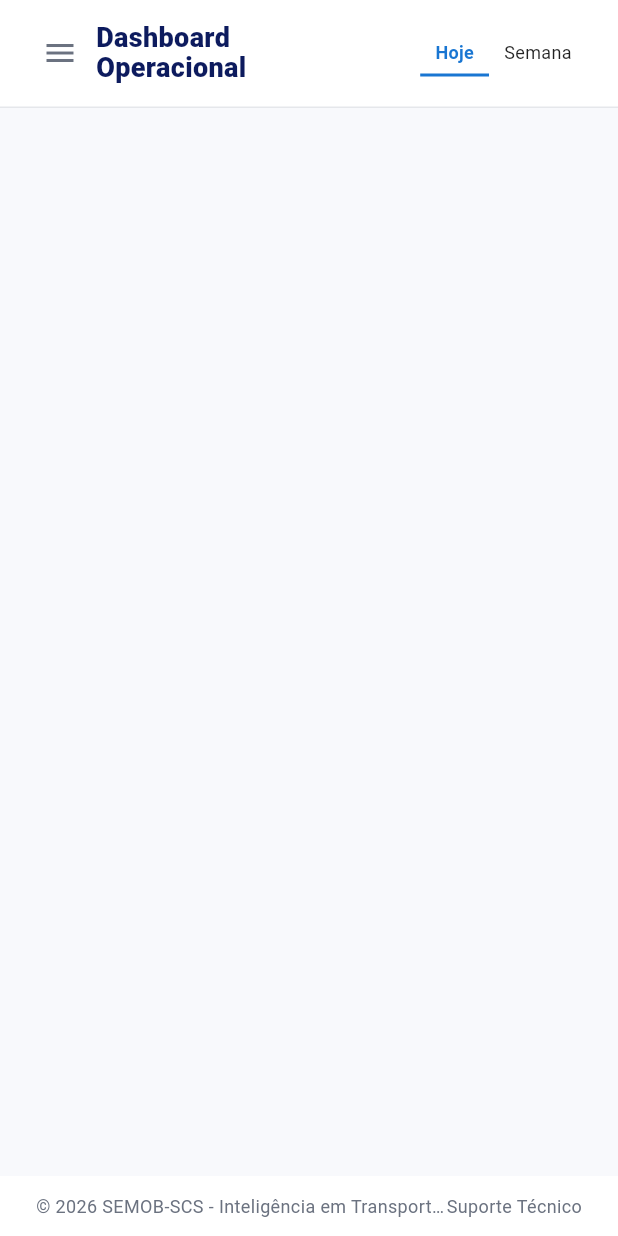
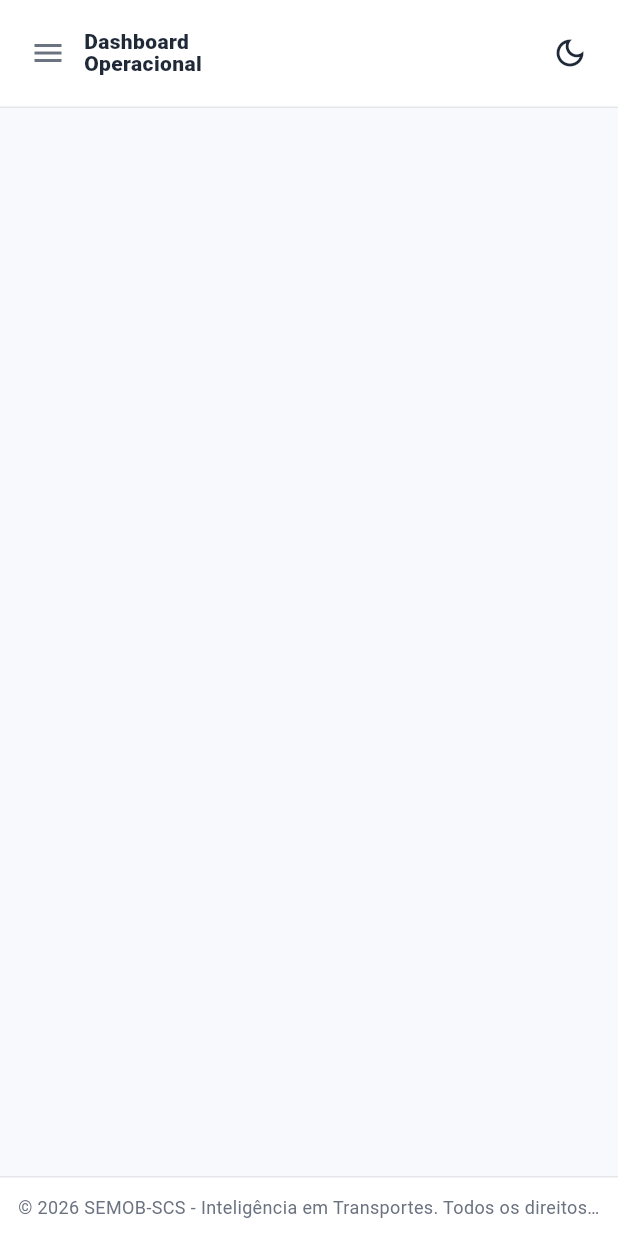
Before and after one commit to patrickara1206/projetosemob_2-semestre_2026, a Flutter app: the AppShell screen opened directly with empty values, on a phone screen of 412 x 824 dp. Run offline on Flutter 3.47's test engine with Material 3 defaults, Android fonts, the light colour scheme and no system bars; our stand-ins replace file_picker, fl_chart, go_router.

Commit message:
style: adapta layout aos temas e remove filtros da barra superior

```diff
--- a/lib/layout/app_shell.dart
+++ b/lib/layout/app_shell.dart
@@ -6,7 +6,11 @@ import 'top_bar.dart';
 
 class AppShell extends StatelessWidget {
   final Widget child;
-  const AppShell({super.key, required this.child});
+
+  const AppShell({
+    super.key,
+    required this.child,
+  });
 
   @override
   Widget build(BuildContext context) {
@@ -33,7 +37,10 @@ class AppShell extends StatelessWidget {
               ? content
               : Row(
                   children: [
-                    const SizedBox(width: 220, child: Sidebar()),
+                    const SizedBox(
+                      width: 220,
+                      child: Sidebar(),
+                    ),
                     Expanded(child: content),
                   ],
                 ),
@@ -48,24 +55,46 @@ class _Footer extends StatelessWidget {
 
   @override
   Widget build(BuildContext context) {
+    final esquema = Theme.of(context).colorScheme;
+    final compacto = MediaQuery.sizeOf(context).width < 600;
+
     return Container(
       height: 40,
-      padding: const EdgeInsets.symmetric(horizontal: 24),
-      color: Colors.white,
+      padding: EdgeInsets.symmetric(
+        horizontal: compacto ? 12 : 24,
+      ),
+      decoration: BoxDecoration(
+        color: esquema.surface,
+        border: Border(
+          top: BorderSide(
+            color: esquema.outlineVariant,
+          ),
+        ),
+      ),
       child: Row(
         children: [
           Expanded(
             child: Text(
-              '© ${DateTime.now().year} SEMOB-SCS - Inteligência em Transportes. '
+              '© ${DateTime.now().year} SEMOB-SCS - '
+              'Inteligência em Transportes. '
               'Todos os direitos reservados.',
               overflow: TextOverflow.ellipsis,
-              style: const TextStyle(fontSize: 12, color: AppColors.muted),
+              style: TextStyle(
+                fontSize: 12,
+                color: esquema.onSurfaceVariant,
+              ),
             ),
           ),
-          const Text(
-            'Suporte Técnico',
-            style: TextStyle(fontSize: 12, color: AppColors.muted),
-          ),
+          if (!compacto) ...[
+            const SizedBox(width: 12),
+            Text(
+              'Suporte Técnico',
+              style: TextStyle(
+                fontSize: 12,
+                color: esquema.onSurfaceVariant,
+              ),
+            ),
+          ],
         ],
       ),
     );
--- a/lib/layout/top_bar.dart
+++ b/lib/layout/top_bar.dart
@@ -1,126 +1,103 @@
 import 'package:flutter/material.dart';
+
 import '../core/formatters.dart';
 import '../core/state.dart';
 import '../core/theme.dart';
 
 class TopBar extends StatelessWidget {
   final bool compact;
-  const TopBar({super.key, required this.compact});
+
+  const TopBar({
+    super.key,
+    required this.compact,
+  });
 
   @override
   Widget build(BuildContext context) {
+    final esquema = Theme.of(context).colorScheme;
+    final escuro = Theme.of(context).brightness == Brightness.dark;
+
     return Container(
       height: 72,
-      padding: const EdgeInsets.symmetric(horizontal: 16),
-      decoration: const BoxDecoration(
-        color: Colors.white,
-        border: Border(bottom: BorderSide(color: AppColors.border)),
+      padding: EdgeInsets.symmetric(
+        horizontal: compact ? 8 : 16,
+      ),
+      decoration: BoxDecoration(
+        color: esquema.surface,
+        border: Border(
+          bottom: BorderSide(
+            color: esquema.outlineVariant,
+          ),
+        ),
       ),
       child: Row(
         children: [
           if (compact)
             Builder(
               builder: (ctx) => IconButton(
+                tooltip: 'Abrir menu',
                 icon: const Icon(Icons.menu),
                 onPressed: () => Scaffold.of(ctx).openDrawer(),
               ),
             ),
-          const Text(
+          Text(
             'Dashboard\nOperacional',
             style: TextStyle(
-              color: AppColors.navy,
+              color: esquema.onSurface,
               fontWeight: FontWeight.w800,
-              fontSize: 18,
+              fontSize: compact ? 14 : 18,
               height: 1.1,
             ),
           ),
           const Spacer(),
-          const _PeriodTabs(),
           if (!compact) ...[
             const SizedBox(width: 16),
             const _StatusChip(),
             const SizedBox(width: 16),
-            const Icon(Icons.calendar_today_outlined, size: 20),
+            Icon(
+              Icons.calendar_today_outlined,
+              size: 20,
+              color: esquema.onSurfaceVariant,
+            ),
             const SizedBox(width: 8),
             Text(
               fmtDateTime(DateTime.now()),
-              style: const TextStyle(fontSize: 12),
+              style: TextStyle(
+                fontSize: 12,
+                color: esquema.onSurface,
+              ),
             ),
             const SizedBox(width: 16),
             IconButton(
+              tooltip: 'Atualizar dados',
               icon: const Icon(Icons.refresh),
+              color: esquema.onSurface,
               onPressed: () {
                 periodoNotifier.atualizar();
               },
             ),
-            IconButton(
-              icon: const Icon(Icons.notifications_none),
-              onPressed: () {},
+          ],
+          IconButton(
+            tooltip: escuro
+                ? 'Ativar tema claro'
+                : 'Ativar tema escuro',
+            icon: Icon(
+              escuro
+                  ? Icons.light_mode_outlined
+                  : Icons.dark_mode_outlined,
             ),
-            IconButton(
-              icon: const Icon(Icons.settings_outlined),
-              onPressed: () {},
+            color: esquema.onSurface,
+            onPressed: alternarTema,
+          ),
+          if (!compact) ...[
+            const SizedBox(width: 8),
+            const CircleAvatar(
+              radius: 18,
+              child: Icon(Icons.person),
             ),
-            const SizedBox(width: 8),
-            const CircleAvatar(radius: 18, child: Icon(Icons.person)),
           ],
         ],
       ),
-    );
-  }
-}
-
-class _PeriodTabs extends StatelessWidget {
-  const _PeriodTabs();
-
-  @override
-  Widget build(BuildContext context) {
-    return ValueListenableBuilder<Periodo>(
-      valueListenable: periodoNotifier,
-      builder: (context, atual, _) {
-        return Flexible(
-          child: SingleChildScrollView(
-            scrollDirection: Axis.horizontal,
-            child: Row(
-              mainAxisSize: MainAxisSize.min,
-              children: [
-                for (final p in Periodo.values)
-                  InkWell(
-                    onTap: () => periodoNotifier.value = p,
-                    child: Container(
-                      padding: const EdgeInsets.symmetric(
-                        horizontal: 10,
-                        vertical: 6,
-                      ),
-                      decoration: BoxDecoration(
-                        border: Border(
-                          bottom: BorderSide(
-                            color: p == atual
-                                ? AppColors.primary
-                                : Colors.transparent,
-                            width: 2,
-                          ),
-                        ),
-                      ),
-                      child: Text(
-                        p.label,
-                        style: TextStyle(
-                          fontSize: 12,
-                          fontWeight: p == atual
-                              ? FontWeight.bold
-                              : FontWeight.w400,
-                          color: p == atual
-                              ? AppColors.primary
-                              : Colors.black87,
-                        ),
-                      ),
-                    ),
-                  ),
-              ],
-            ),
-          ),
-        );
-      },
     );
   }
 }
@@ -130,21 +107,45 @@ class _StatusChip extends StatelessWidget {
 
   @override
   Widget build(BuildContext context) {
+    final escuro = Theme.of(context).brightness == Brightness.dark;
+
+    final fundo = escuro
+        ? const Color(0xFF15382A)
+        : const Color(0xFFE8F5E9);
+
+    final texto = escuro
+        ? const Color(0xFF86EFAC)
+        : AppColors.green;
+
+    final borda = escuro
+        ? const Color(0xFF166534)
+        : const Color(0xFFA5D6A7);
+
     return Container(
-      padding: const EdgeInsets.symmetric(horizontal: 12, vertical: 6),
+      padding: const EdgeInsets.symmetric(
+        horizontal: 12,
+        vertical: 6,
+      ),
       decoration: BoxDecoration(
-        color: const Color(0xFFE8F5E9),
+        color: fundo,
         borderRadius: BorderRadius.circular(20),
-        border: Border.all(color: const Color(0xFFA5D6A7)),
+        border: Border.all(color: borda),
       ),
-      child: const Row(
+      child: Row(
         mainAxisSize: MainAxisSize.min,
         children: [
-          Icon(Icons.circle, size: 8, color: AppColors.green),
-          SizedBox(width: 6),
+          Icon(
+            Icons.circle,
+            size: 8,
+            color: texto,
+          ),
+          const SizedBox(width: 6),
           Text(
             'Processamento do\nModelo: OK',
-            style: TextStyle(fontSize: 10, color: AppColors.green),
+            style: TextStyle(
+              fontSize: 10,
+              color: texto,
+            ),
           ),
         ],
       ),
```
